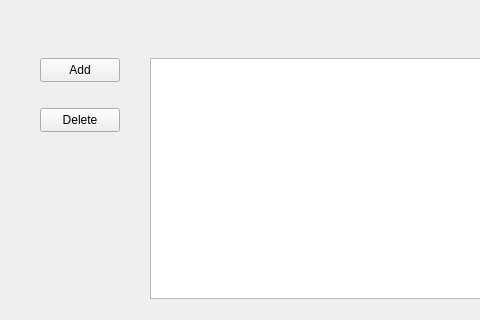
Qt form mainwindow.ui (arudim/Baza_Danych_Projekt) before a commit; both pictures show x 0 to 480 and y 112 to 432 of the 800 by 600 pixel window.
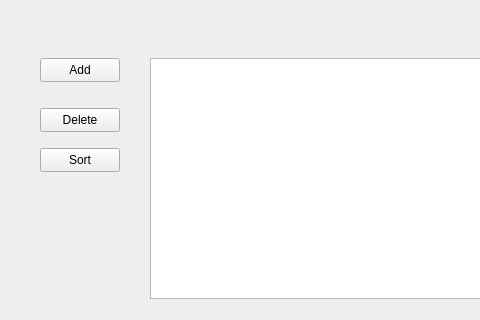
The same form after that commit.

Commit message: json, search button

The edit to the form file:
```diff
--- a/mainwindow.ui
+++ b/mainwindow.ui
@@ -142,6 +142,19 @@
      <string>Typ</string>
     </property>
    </widget>
+   <widget class="QPushButton" name="pushButton">
+    <property name="geometry">
+     <rect>
+      <x>40</x>
+      <y>260</y>
+      <width>80</width>
+      <height>24</height>
+     </rect>
+    </property>
+    <property name="text">
+     <string>Sort</string>
+    </property>
+   </widget>
   </widget>
   <widget class="QMenuBar" name="menubar">
    <property name="geometry">
```
The commit also changes 28 other files.
